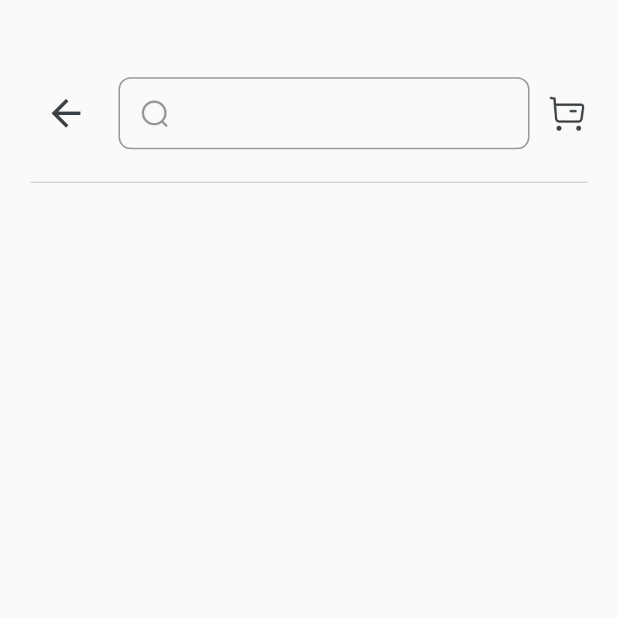
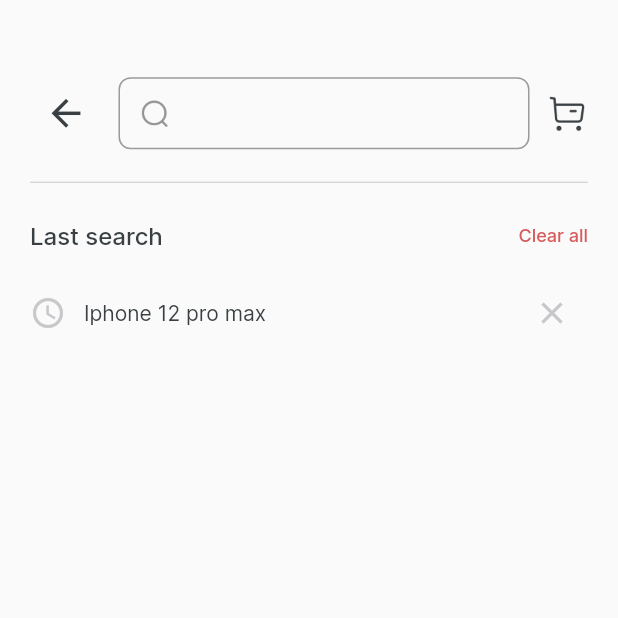
Before and after one commit to Cindy-dev/ecommerce_app, a Flutter app: the screen it shows after launch, on a phone screen of 412 x 824 dp, the top half of it. Run offline on Flutter 3.47's test engine with Material 2 defaults, Android fonts, the phone set to English and light mode, and no system bars.

Commit message:
design finishes of the search page

```diff
--- a/lib/e-commerce_app/ui/views/e_commerce_search_page.dart
+++ b/lib/e-commerce_app/ui/views/e_commerce_search_page.dart
@@ -15,12 +15,65 @@ class ECSearchPage extends StatelessWidget {
       padding: EdgeInsets.only(top: height / 16, left: 20, right: 20),
       child: Column(
         children: [
-          ECSearchHeader(),
+          const ECSearchHeader(),
           const SizedBox(height: 14),
           const Divider(
             color: EcommerceColors.gray,
           ),
           const SizedBox(height: 18),
+          Row(
+            mainAxisAlignment: MainAxisAlignment.spaceBetween,
+            children: const [
+              Text(
+                "Last search",
+                style: TextStyle(
+                    fontFamily: "Inter",
+                    fontWeight: FontWeight.w500,
+                    color: EcommerceColors.black,
+                    fontSize: 16),
+              ),
+              Text(
+                "Clear all",
+                style: TextStyle(
+                    fontFamily: "Inter",
+                    fontWeight: FontWeight.w500,
+                    color: EcommerceColors.red,
+                    fontSize: 12),
+              ),
+            ],
+          ),
+          const SizedBox(
+            height: 18,
+          ),
+          Row(
+            mainAxisAlignment: MainAxisAlignment.spaceBetween,
+            children: [
+              Row(
+                children: const [
+                   Icon(
+                    Icons.access_time,
+                    color: EcommerceColors.gray,
+                  ),
+                  SizedBox(width: 12,),
+                  Text(
+                    "Iphone 12 pro max",
+                    style: TextStyle(
+                        fontFamily: "Inter",
+                        fontWeight: FontWeight.w400,
+                        color: EcommerceColors.black,
+                        fontSize: 14),
+                  ),
+                ],
+              ),
+
+              IconButton(
+                  onPressed: () {},
+                  icon: const Icon(
+                    Icons.close,
+                    color: EcommerceColors.gray,
+                  ))
+            ],
+          ),
         ],
       ),
     ));
```
